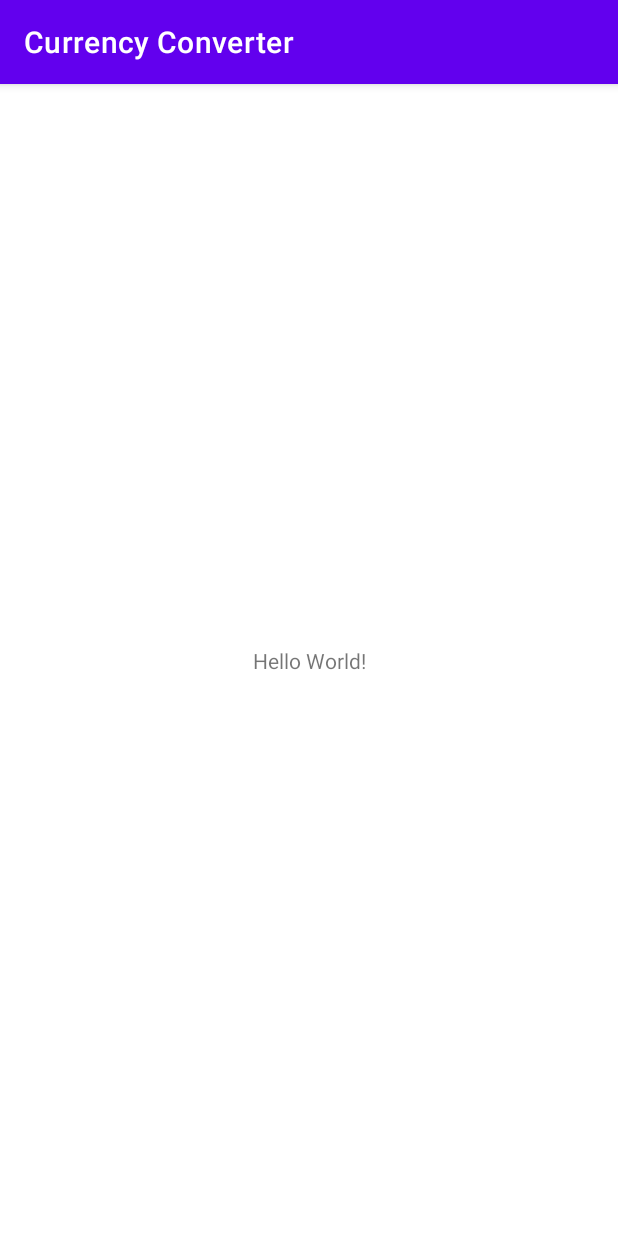
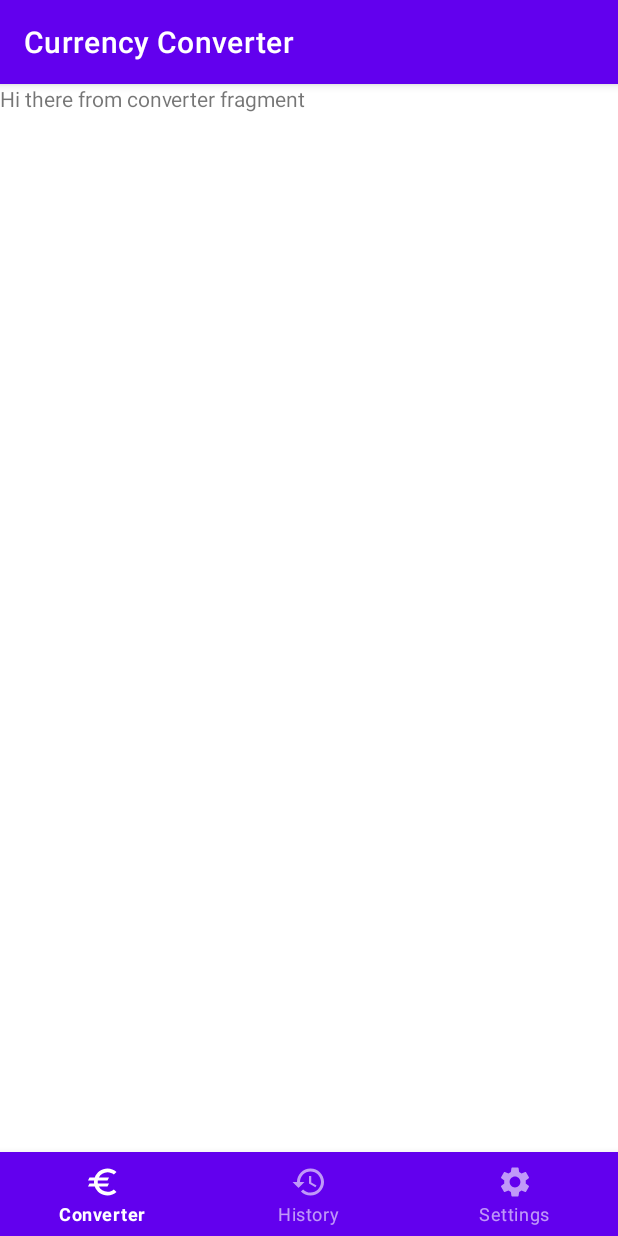
Before and after one commit to grb0/CurrencyConverter, an Android app: the screen it shows after launch (CurrencyConverterActivity before the commit, ConverterActivity after it), on a phone screen of 412 x 824 dp. Run offline under Robolectric (Android 15) with nearby library versions, the phone set to English and light mode, and no system bars; our stand-ins replace Dagger/Hilt's generated code.

Commit message:
Set up Navigation Component, ConverterFragment and refactor some code

```diff
--- a/app/build.gradle
+++ b/app/build.gradle
@@ -25,12 +25,18 @@ android {
             proguardFiles getDefaultProguardFile("proguard-android-optimize.txt"), "proguard-rules.pro"
         }
     }
+
     compileOptions {
         sourceCompatibility JavaVersion.VERSION_1_8
         targetCompatibility JavaVersion.VERSION_1_8
     }
+
     kotlinOptions {
         jvmTarget = "1.8"
+    }
+
+    buildFeatures {
+        dataBinding true
     }
 }
 
@@ -47,7 +53,13 @@ dependencies {
 
     // region Hilt
     implementation "com.google.dagger:hilt-android:$hilt_version"
+    implementation 'androidx.legacy:legacy-support-v4:1.0.0'
     kapt "com.google.dagger:hilt-compiler:$hilt_version"
+    // endregion
+
+    // region Navigation
+    implementation "androidx.navigation:navigation-fragment-ktx:$navigation_version"
+    implementation "androidx.navigation:navigation-ui-ktx:$navigation_version"
     // endregion
     // endregion
 
@@ -59,6 +71,8 @@ dependencies {
     // endregion
 
     // region test
+    //region Defaults
     testImplementation "junit:junit:4.13.2"
+    //endregion
     // endregion
 }
--- a/app/src/main/AndroidManifest.xml
+++ b/app/src/main/AndroidManifest.xml
@@ -4,14 +4,14 @@
     package="ba.grbo.currencyconverter">
 
     <application
-        android:name=".CurrencyConverterApplication"
+        android:name=".ConverterApplication"
         android:allowBackup="false"
         android:icon="@mipmap/ic_launcher"
         android:label="@string/app_name"
         android:roundIcon="@mipmap/ic_launcher_round"
         android:supportsRtl="true"
         android:theme="@style/Theme.CurrencyConverter">
-        <activity android:name=".ui.activities.CurrencyConverterActivity">
+        <activity android:name=".ui.activities.ConverterActivity">
             <intent-filter>
                 <action android:name="android.intent.action.MAIN" />
 
--- a/app/src/main/java/ba/grbo/currencyconverter/CurrencyConverterApplication.kt
+++ b/app/src/main/java/ba/grbo/currencyconverter/ConverterApplication.kt
@@ -4,4 +4,4 @@ import android.app.Application
 import dagger.hilt.android.HiltAndroidApp
 
 @HiltAndroidApp
-class CurrencyConverterApplication : Application()
+class ConverterApplication : Application()
--- a/app/src/main/java/ba/grbo/currencyconverter/ui/activities/CurrencyConverterActivity.kt
+++ b/app/src/main/java/ba/grbo/currencyconverter/ui/activities/ConverterActivity.kt
@@ -6,9 +6,9 @@ import ba.grbo.currencyconverter.R
 import dagger.hilt.android.AndroidEntryPoint
 
 @AndroidEntryPoint
-class CurrencyConverterActivity : AppCompatActivity() {
+class ConverterActivity : AppCompatActivity() {
     override fun onCreate(savedInstanceState: Bundle?) {
         super.onCreate(savedInstanceState)
-        setContentView(R.layout.activity_currency_converter)
+        setContentView(R.layout.activity_converter)
     }
 }
--- /dev/null
+++ b/app/src/main/java/ba/grbo/currencyconverter/ui/fragments/ConverterFragment.kt
@@ -0,0 +1,18 @@
+package ba.grbo.currencyconverter.ui.fragments
+
+import android.os.Bundle
+import android.view.LayoutInflater
+import android.view.View
+import android.view.ViewGroup
+import androidx.fragment.app.Fragment
+import ba.grbo.currencyconverter.R
+
+class ConverterFragment : Fragment() {
+    override fun onCreateView(
+            inflater: LayoutInflater,
+            container: ViewGroup?,
+            savedInstanceState: Bundle?
+    ): View? {
+        return inflater.inflate(R.layout.fragment_converter, container, false)
+    }
+}
--- /dev/null
+++ b/app/src/main/res/drawable/ic_converter.xml
@@ -0,0 +1,11 @@
+<vector
+    xmlns:android="http://schemas.android.com/apk/res/android"
+    android:width="24dp"
+    android:height="24dp"
+    android:tint="?attr/colorControlNormal"
+    android:viewportWidth="24"
+    android:viewportHeight="24">
+    <path
+        android:fillColor="@android:color/white"
+        android:pathData="M15,18.5c-2.51,0 -4.68,-1.42 -5.76,-3.5H15l1,-2H8.58c-0.05,-0.33 -0.08,-0.66 -0.08,-1s0.03,-0.67 0.08,-1H15l1,-2H9.24C10.32,6.92 12.5,5.5 15,5.5c1.61,0 3.09,0.59 4.23,1.57L21,5.3C19.41,3.87 17.3,3 15,3c-3.92,0 -7.24,2.51 -8.48,6H3l-1,2h4.06C6.02,11.33 6,11.66 6,12s0.02,0.67 0.06,1H3l-1,2h4.52c1.24,3.49 4.56,6 8.48,6c2.31,0 4.41,-0.87 6,-2.3l-1.78,-1.77C18.09,17.91 16.62,18.5 15,18.5z" />
+</vector>
--- /dev/null
+++ b/app/src/main/res/drawable/ic_history.xml
@@ -0,0 +1,11 @@
+<vector
+    xmlns:android="http://schemas.android.com/apk/res/android"
+    android:width="24dp"
+    android:height="24dp"
+    android:tint="?attr/colorControlNormal"
+    android:viewportWidth="24"
+    android:viewportHeight="24">
+    <path
+        android:fillColor="@android:color/white"
+        android:pathData="M13,3c-4.97,0 -9,4.03 -9,9L1,12l3.89,3.89 0.07,0.14L9,12L6,12c0,-3.87 3.13,-7 7,-7s7,3.13 7,7 -3.13,7 -7,7c-1.93,0 -3.68,-0.79 -4.94,-2.06l-1.42,1.42C8.27,19.99 10.51,21 13,21c4.97,0 9,-4.03 9,-9s-4.03,-9 -9,-9zM12,8v5l4.28,2.54 0.72,-1.21 -3.5,-2.08L13.5,8L12,8z" />
+</vector>
--- /dev/null
+++ b/app/src/main/res/drawable/ic_settings.xml
@@ -0,0 +1,11 @@
+<vector
+    xmlns:android="http://schemas.android.com/apk/res/android"
+    android:width="24dp"
+    android:height="24dp"
+    android:tint="?attr/colorControlNormal"
+    android:viewportWidth="24"
+    android:viewportHeight="24">
+    <path
+        android:fillColor="@android:color/white"
+        android:pathData="M19.14,12.94c0.04,-0.3 0.06,-0.61 0.06,-0.94c0,-0.32 -0.02,-0.64 -0.07,-0.94l2.03,-1.58c0.18,-0.14 0.23,-0.41 0.12,-0.61l-1.92,-3.32c-0.12,-0.22 -0.37,-0.29 -0.59,-0.22l-2.39,0.96c-0.5,-0.38 -1.03,-0.7 -1.62,-0.94L14.4,2.81c-0.04,-0.24 -0.24,-0.41 -0.48,-0.41h-3.84c-0.24,0 -0.43,0.17 -0.47,0.41L9.25,5.35C8.66,5.59 8.12,5.92 7.63,6.29L5.24,5.33c-0.22,-0.08 -0.47,0 -0.59,0.22L2.74,8.87C2.62,9.08 2.66,9.34 2.86,9.48l2.03,1.58C4.84,11.36 4.8,11.69 4.8,12s0.02,0.64 0.07,0.94l-2.03,1.58c-0.18,0.14 -0.23,0.41 -0.12,0.61l1.92,3.32c0.12,0.22 0.37,0.29 0.59,0.22l2.39,-0.96c0.5,0.38 1.03,0.7 1.62,0.94l0.36,2.54c0.05,0.24 0.24,0.41 0.48,0.41h3.84c0.24,0 0.44,-0.17 0.47,-0.41l0.36,-2.54c0.59,-0.24 1.13,-0.56 1.62,-0.94l2.39,0.96c0.22,0.08 0.47,0 0.59,-0.22l1.92,-3.32c0.12,-0.22 0.07,-0.47 -0.12,-0.61L19.14,12.94zM12,15.6c-1.98,0 -3.6,-1.62 -3.6,-3.6s1.62,-3.6 3.6,-3.6s3.6,1.62 3.6,3.6S13.98,15.6 12,15.6z" />
+</vector>
--- /dev/null
+++ b/app/src/main/res/layout/activity_converter.xml
@@ -0,0 +1,29 @@
+<?xml version="1.0" encoding="utf-8"?>
+<LinearLayout
+    xmlns:android="http://schemas.android.com/apk/res/android"
+    xmlns:app="http://schemas.android.com/apk/res-auto"
+    xmlns:tools="http://schemas.android.com/tools"
+    android:layout_width="match_parent"
+    android:layout_height="match_parent"
+    android:orientation="vertical"
+    tools:context=".ui.activities.ConverterActivity">
+
+    <androidx.fragment.app.FragmentContainerView
+        android:id="@+id/nav_host_fragment"
+        android:name="androidx.navigation.fragment.NavHostFragment"
+        android:layout_width="match_parent"
+        android:layout_height="0dp"
+        android:layout_weight="1"
+        app:defaultNavHost="true"
+        app:navGraph="@navigation/navigation_graph" />
+
+    <com.google.android.material.bottomnavigation.BottomNavigationView
+        android:id="@+id/bottom_navigation"
+        style="@style/Widget.MaterialComponents.BottomNavigationView.Colored"
+        android:layout_width="match_parent"
+        android:layout_height="wrap_content"
+        android:text="Hello World!"
+        app:labelVisibilityMode="labeled"
+        app:menu="@menu/bottom_navigation" />
+
+</LinearLayout>
--- a/app/src/main/res/layout/activity_currency_converter.xml
+++ /dev/null
@@ -1,19 +0,0 @@
-<?xml version="1.0" encoding="utf-8"?>
-<androidx.constraintlayout.widget.ConstraintLayout
-    xmlns:android="http://schemas.android.com/apk/res/android"
-    xmlns:app="http://schemas.android.com/apk/res-auto"
-    xmlns:tools="http://schemas.android.com/tools"
-    android:layout_width="match_parent"
-    android:layout_height="match_parent"
-    tools:context=".ui.activities.CurrencyConverterActivity">
-
-    <TextView
-        android:layout_width="wrap_content"
-        android:layout_height="wrap_content"
-        android:text="Hello World!"
-        app:layout_constraintBottom_toBottomOf="parent"
-        app:layout_constraintLeft_toLeftOf="parent"
-        app:layout_constraintRight_toRightOf="parent"
-        app:layout_constraintTop_toTopOf="parent" />
-
-</androidx.constraintlayout.widget.ConstraintLayout>
--- /dev/null
+++ b/app/src/main/res/layout/fragment_converter.xml
@@ -0,0 +1,14 @@
+<?xml version="1.0" encoding="utf-8"?>
+<FrameLayout
+    xmlns:android="http://schemas.android.com/apk/res/android"
+    xmlns:tools="http://schemas.android.com/tools"
+    android:layout_width="match_parent"
+    android:layout_height="match_parent"
+    tools:context=".ui.fragments.ConverterFragment">
+
+    <TextView
+        android:layout_width="match_parent"
+        android:layout_height="match_parent"
+        android:text="Hi there from converter fragment" />
+
+</FrameLayout>
--- /dev/null
+++ b/app/src/main/res/menu/bottom_navigation.xml
@@ -0,0 +1,19 @@
+<?xml version="1.0" encoding="utf-8"?>
+<menu
+    xmlns:android="http://schemas.android.com/apk/res/android">
+    <item
+        android:id="@+id/converter"
+        android:enabled="true"
+        android:icon="@drawable/ic_converter"
+        android:title="@string/bottom_navigation_converter" />
+    <item
+        android:id="@+id/history"
+        android:enabled="true"
+        android:icon="@drawable/ic_history"
+        android:title="@string/bottom_navigation_history" />
+    <item
+        android:id="@+id/settings"
+        android:enabled="true"
+        android:icon="@drawable/ic_settings"
+        android:title="@string/bottom_navigation_settings" />
+</menu>
--- /dev/null
+++ b/app/src/main/res/navigation/navigation_graph.xml
@@ -0,0 +1,14 @@
+<?xml version="1.0" encoding="utf-8"?>
+<navigation
+    xmlns:android="http://schemas.android.com/apk/res/android"
+    xmlns:app="http://schemas.android.com/apk/res-auto"
+    xmlns:tools="http://schemas.android.com/tools"
+    android:id="@+id/navigation_graph"
+    app:startDestination="@id/converterFragment">
+
+    <fragment
+        android:id="@+id/converterFragment"
+        android:name="ba.grbo.currencyconverter.ui.fragments.ConverterFragment"
+        android:label="fragment_converter"
+        tools:layout="@layout/fragment_converter" />
+</navigation>
--- a/app/src/main/res/values/strings.xml
+++ b/app/src/main/res/values/strings.xml
@@ -1,3 +1,8 @@
 <resources>
     <string name="app_name">Currency Converter</string>
+
+    <!--Bottom navigation menu-->
+    <string name="bottom_navigation_converter">Converter</string>
+    <string name="bottom_navigation_history">History</string>
+    <string name="bottom_navigation_settings">Settings</string>
 </resources>
--- a/build.gradle
+++ b/build.gradle
@@ -2,6 +2,7 @@
 buildscript {
     ext.kotlin_version = "1.4.32"
     ext.hilt_version = "2.33-beta"
+    ext.navigation_version = "2.3.5"
 
     repositories {
         google()
```
